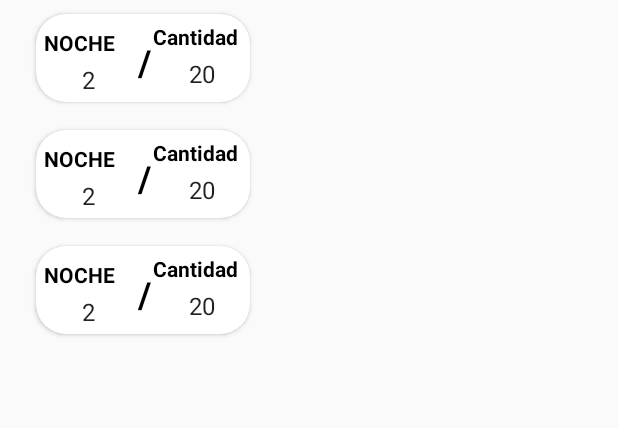
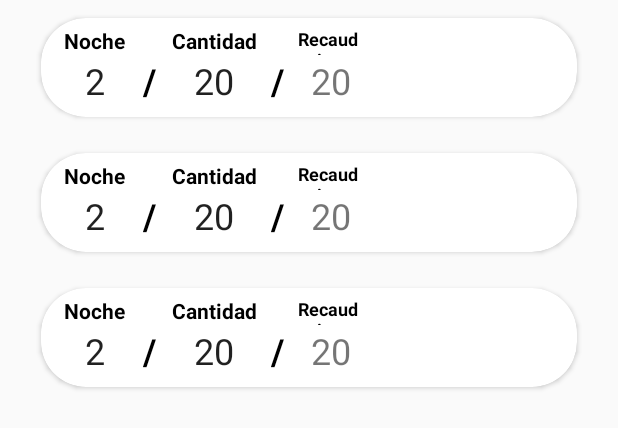
Before and after one commit to emproducciones2257/entradasPapi, an Android app: the layout fragment_entradas_list.xml on its own in the app's theme, with its tools: preview values and no code run, on a phone screen of 412 x 824 dp. Shown: the top 428 px of the screen. Run offline under Robolectric (Android 15) with nearby library versions, the phone set to English and light mode, and no system bars.

Commit message:
Agregado de valor al resumen de noches

```diff
--- a/app/src/main/java/com/emproducciones/entradaspapi/UI/MyentradasRecyclerViewAdapter.java
+++ b/app/src/main/java/com/emproducciones/entradaspapi/UI/MyentradasRecyclerViewAdapter.java
@@ -1,15 +1,13 @@
 package com.emproducciones.entradaspapi.UI;
 
 import androidx.recyclerview.widget.RecyclerView;
-
 import android.content.Context;
 import android.view.LayoutInflater;
 import android.view.View;
 import android.view.ViewGroup;
 import android.widget.TextView;
 import com.emproducciones.entradaspapi.R;
-import com.emproducciones.entradaspapi.db.entidad.resumenNoches;
-
+import com.emproducciones.entradaspapi.db.entidad.*;
 import java.util.ArrayList;
 import java.util.List;
 
@@ -33,10 +31,11 @@ public class MyentradasRecyclerViewAdapter extends RecyclerView.Adapter<Myentrad
 
     @Override
     public void onBindViewHolder(final ViewHolder holder, int position) {
-
         holder.entrada = entradas.get(position);
+        int temp = holder.entrada.getTotalEntradasNoche();
         holder.txtNroNoche.setText(holder.entrada.getId()+"");
         holder.txtCantidadEntradas.setText(holder.entrada.getTotalEntradasNoche()+"");
+        holder.txtRecaudacion.setText("$ " + (temp*constantes.PRECIO_ENTRADA));
     }
 
     @Override
@@ -53,6 +52,7 @@ public class MyentradasRecyclerViewAdapter extends RecyclerView.Adapter<Myentrad
         public final View mView;
         public final TextView txtNroNoche;
         public final TextView txtCantidadEntradas;
+        public final TextView txtRecaudacion;
         public resumenNoches entrada;
 
         public ViewHolder(View view) {
@@ -60,6 +60,7 @@ public class MyentradasRecyclerViewAdapter extends RecyclerView.Adapter<Myentrad
             mView = view;
             txtNroNoche = view.findViewById(R.id.txtNroNoche);
             txtCantidadEntradas = view.findViewById(R.id.txtCantidadEntradas);
+            txtRecaudacion = view.findViewById(R.id.txtValorRecaudacion);
         }
 
         @Override
--- a/app/src/main/res/layout/activity_mostrar_historial_entradas.xml
+++ b/app/src/main/res/layout/activity_mostrar_historial_entradas.xml
@@ -4,7 +4,8 @@
     xmlns:tools="http://schemas.android.com/tools"
     android:layout_width="match_parent"
     android:layout_height="match_parent"
-    tools:context=".UI.DashboardEntradasVendidas">
+    tools:context=".UI.DashboardEntradasVendidas"
+    android:background="@color/primaryLightColor">
 
     <fragment
         android:id="@+id/fragment"
@@ -17,19 +18,6 @@
         app:layout_constraintTop_toTopOf="parent"
         tools:layout="@layout/fragment_entradas_list" />
 
-    <TextView
-        android:id="@+id/txtEntradasNocheActual"
-        android:layout_width="wrap_content"
-        android:layout_height="wrap_content"
-        android:text="Entradas noche vigente: 120"
-        android:textColor="@android:color/background_dark"
-        android:textSize="24sp"
-        android:textStyle="bold"
-        app:layout_constraintBottom_toBottomOf="parent"
-        app:layout_constraintEnd_toEndOf="parent"
-        app:layout_constraintStart_toStartOf="parent"
-        app:layout_constraintTop_toBottomOf="@+id/fragment" />
-
     <androidx.constraintlayout.widget.Guideline
         android:id="@+id/guideline"
         android:layout_width="wrap_content"
--- a/app/src/main/res/layout/fragment_entradas.xml
+++ b/app/src/main/res/layout/fragment_entradas.xml
@@ -1,33 +1,33 @@
 <?xml version="1.0" encoding="utf-8"?>
 <androidx.cardview.widget.CardView xmlns:android="http://schemas.android.com/apk/res/android"
     xmlns:app="http://schemas.android.com/apk/res-auto"
+    xmlns:tools="http://schemas.android.com/tools"
     android:id="@+id/linearLayout2"
-    android:layout_width="wrap_content"
+    android:layout_width="match_parent"
     android:layout_height="wrap_content"
     android:elevation="20dp"
-    app:cardCornerRadius="20dp"
+    app:cardCornerRadius="30dp"
     app:cardUseCompatPadding="true">
 
     <androidx.constraintlayout.widget.ConstraintLayout
         android:id="@+id/cardView"
         android:layout_width="wrap_content"
-        android:layout_height="wrap_content"
+        android:layout_height="match_parent"
         android:paddingLeft="5dp"
-        android:paddingRight="8dp"
-        android:paddingTop="5dp">
+        android:paddingTop="5dp"
+        android:paddingRight="5dp">
 
         <TextView
             android:id="@+id/txtTituloNoche"
             android:layout_width="wrap_content"
             android:layout_height="wrap_content"
-            android:text="NOCHE"
+            android:text="@string/txtNroNoche"
             android:textColor="@android:color/background_dark"
             android:textStyle="bold"
-            app:layout_constraintBottom_toTopOf="@+id/txtNroNoche"
-            app:layout_constraintEnd_toEndOf="parent"
-            app:layout_constraintHorizontal_bias="0.0"
-            app:layout_constraintStart_toStartOf="parent"
-            app:layout_constraintTop_toTopOf="parent" />
+            app:layout_constraintBottom_toTopOf="@+id/guideline19"
+            app:layout_constraintEnd_toStartOf="@+id/guideline15"
+            app:layout_constraintStart_toStartOf="@+id/guideline16"
+            app:layout_constraintTop_toTopOf="@+id/guideline18" />
 
         <TextView
             android:id="@+id/txtNroNoche"
@@ -35,55 +35,149 @@
             android:layout_height="wrap_content"
             android:text="2"
             android:textAppearance="?attr/textAppearanceListItem"
-            app:layout_constraintBottom_toBottomOf="parent"
-            app:layout_constraintEnd_toStartOf="@+id/txtCantidadEntradas"
-            app:layout_constraintHorizontal_bias="0.287"
-            app:layout_constraintStart_toStartOf="parent"
-            app:layout_constraintTop_toBottomOf="@+id/txtTituloNoche" />
+            android:textSize="24sp"
+            app:layout_constraintBottom_toTopOf="@+id/guideline20"
+            app:layout_constraintEnd_toStartOf="@+id/guideline15"
+            app:layout_constraintStart_toStartOf="@+id/guideline16"
+            app:layout_constraintTop_toTopOf="@+id/guideline19" />
 
         <TextView
             android:id="@+id/textView3"
             android:layout_width="wrap_content"
             android:layout_height="wrap_content"
-            android:layout_marginTop="4dp"
-            android:layout_marginEnd="4dp"
             android:text="/"
             android:textColor="@android:color/background_dark"
             android:textSize="24sp"
             android:textStyle="bold"
-            app:layout_constraintBottom_toBottomOf="parent"
-            app:layout_constraintEnd_toStartOf="@+id/txtCantidadEntradas"
-            app:layout_constraintHorizontal_bias="1.0"
-            app:layout_constraintStart_toEndOf="@+id/txtTituloNoche"
-            app:layout_constraintTop_toTopOf="parent"
-            app:layout_constraintVertical_bias="0.352" />
+            app:layout_constraintBottom_toTopOf="@+id/guideline20"
+            app:layout_constraintEnd_toStartOf="@+id/guideline17"
+            app:layout_constraintStart_toStartOf="@+id/guideline15"
+            app:layout_constraintTop_toTopOf="@+id/guideline19" />
+
+        <TextView
+            android:id="@+id/textView4"
+            android:layout_width="wrap_content"
+            android:layout_height="wrap_content"
+            android:text="/"
+            android:textColor="@android:color/background_dark"
+            android:textSize="24sp"
+            android:textStyle="bold"
+            app:layout_constraintBottom_toTopOf="@+id/guideline20"
+            app:layout_constraintEnd_toStartOf="@+id/guideline25"
+            app:layout_constraintStart_toStartOf="@+id/guideline21"
+            app:layout_constraintTop_toTopOf="@+id/guideline19" />
 
         <TextView
             android:id="@+id/tituloCantidadNoche"
             android:layout_width="wrap_content"
             android:layout_height="wrap_content"
-            android:layout_marginStart="1dp"
-            android:layout_marginBottom="4dp"
-            android:text="Cantidad"
+            android:text="@string/txtCantidad"
             android:textColor="@android:color/background_dark"
             android:textStyle="bold"
-            app:layout_constraintBottom_toTopOf="@+id/txtCantidadEntradas"
-            app:layout_constraintEnd_toEndOf="parent"
-            app:layout_constraintStart_toEndOf="@+id/textView3"
-            app:layout_constraintTop_toTopOf="parent" />
+            app:layout_constraintBottom_toTopOf="@+id/guideline19"
+            app:layout_constraintEnd_toStartOf="@+id/guideline21"
+            app:layout_constraintStart_toStartOf="@+id/guideline17"
+            app:layout_constraintTop_toTopOf="@+id/guideline18" />
+
+        <TextView
+            android:id="@+id/txtRecaudacionInformeNoches"
+            android:layout_width="0dp"
+            android:layout_height="0dp"
+            android:text="@string/txtRecaudacion"
+            android:textColor="@android:color/background_dark"
+            android:textSize="12sp"
+            android:textStyle="bold"
+            app:layout_constraintBottom_toTopOf="@+id/guideline19"
+            app:layout_constraintEnd_toStartOf="@+id/guideline26"
+            app:layout_constraintStart_toStartOf="@+id/guideline25"
+            app:layout_constraintTop_toTopOf="@+id/guideline18"
+            app:layout_constraintVertical_bias="0.0" />
 
         <TextView
             android:id="@+id/txtCantidadEntradas"
             android:layout_width="wrap_content"
             android:layout_height="wrap_content"
-            android:layout_marginStart="6dp"
-            android:layout_marginTop="15dp"
             android:text="20"
             android:textAppearance="?attr/textAppearanceListItem"
-            app:layout_constraintBottom_toBottomOf="parent"
-            app:layout_constraintEnd_toEndOf="parent"
-            app:layout_constraintStart_toEndOf="@+id/textView3"
-            app:layout_constraintTop_toTopOf="parent" />
+            android:textSize="24sp"
+            app:layout_constraintBottom_toTopOf="@+id/guideline20"
+            app:layout_constraintEnd_toStartOf="@+id/guideline21"
+            app:layout_constraintStart_toStartOf="@+id/guideline17"
+            app:layout_constraintTop_toTopOf="@+id/guideline19" />
+
+        <TextView
+            android:id="@+id/txtValorRecaudacion"
+            android:layout_width="wrap_content"
+            android:layout_height="wrap_content"
+            android:text="20"
+            android:textSize="24sp"
+            app:layout_constraintBottom_toTopOf="@+id/guideline20"
+            app:layout_constraintEnd_toStartOf="@+id/guideline26"
+            app:layout_constraintStart_toStartOf="@+id/guideline25"
+            app:layout_constraintTop_toBottomOf="@+id/txtRecaudacionInformeNoches" />
+
+        <androidx.constraintlayout.widget.Guideline
+            android:id="@+id/guideline15"
+            android:layout_width="wrap_content"
+            android:layout_height="wrap_content"
+            android:orientation="vertical"
+            app:layout_constraintGuide_percent="0.25" />
+
+        <androidx.constraintlayout.widget.Guideline
+            android:id="@+id/guideline16"
+            android:layout_width="wrap_content"
+            android:layout_height="wrap_content"
+            android:orientation="vertical"
+            app:layout_constraintGuide_percent="0.04" />
+
+        <androidx.constraintlayout.widget.Guideline
+            android:id="@+id/guideline17"
+            android:layout_width="wrap_content"
+            android:layout_height="wrap_content"
+            android:orientation="vertical"
+            app:layout_constraintGuide_percent="0.39" />
+
+        <androidx.constraintlayout.widget.Guideline
+            android:id="@+id/guideline18"
+            android:layout_width="wrap_content"
+            android:layout_height="wrap_content"
+            android:orientation="horizontal"
+            app:layout_constraintGuide_percent="0.0" />
+
+        <androidx.constraintlayout.widget.Guideline
+            android:id="@+id/guideline19"
+            android:layout_width="wrap_content"
+            android:layout_height="wrap_content"
+            android:orientation="horizontal"
+            app:layout_constraintGuide_percent="0.32" />
+
+        <androidx.constraintlayout.widget.Guideline
+            android:id="@+id/guideline20"
+            android:layout_width="wrap_content"
+            android:layout_height="wrap_content"
+            android:orientation="horizontal"
+            app:layout_constraintGuide_percent="0.890625" />
+
+        <androidx.constraintlayout.widget.Guideline
+            android:id="@+id/guideline21"
+            android:layout_width="wrap_content"
+            android:layout_height="wrap_content"
+            android:orientation="vertical"
+            app:layout_constraintGuide_percent="0.66" />
+
+        <androidx.constraintlayout.widget.Guideline
+            android:id="@+id/guideline25"
+            android:layout_width="wrap_content"
+            android:layout_height="wrap_content"
+            android:orientation="vertical"
+            app:layout_constraintGuide_percent="0.79" />
+
+        <androidx.constraintlayout.widget.Guideline
+            android:id="@+id/guideline26"
+            android:layout_width="wrap_content"
+            android:layout_height="wrap_content"
+            android:orientation="vertical"
+            app:layout_constraintGuide_percent="1.0" />
 
     </androidx.constraintlayout.widget.ConstraintLayout>
 
--- a/app/src/main/res/values/strings.xml
+++ b/app/src/main/res/values/strings.xml
@@ -3,5 +3,7 @@
     <string name="textCantidad">Cantidad: 0</string>
     <string name="txtNumeroNocheActual">Noche:</string>
     <string name="txtCantidadEntradasNocheVigente">Entradas:</string>
-    <string name="txtRecaudacion">Recaudacion:</string>
+    <string name="txtRecaudacion">Recaudacion</string>
+    <string name="txtNroNoche">Noche</string>
+    <string name="txtCantidad">Cantidad</string>
 </resources>
```
